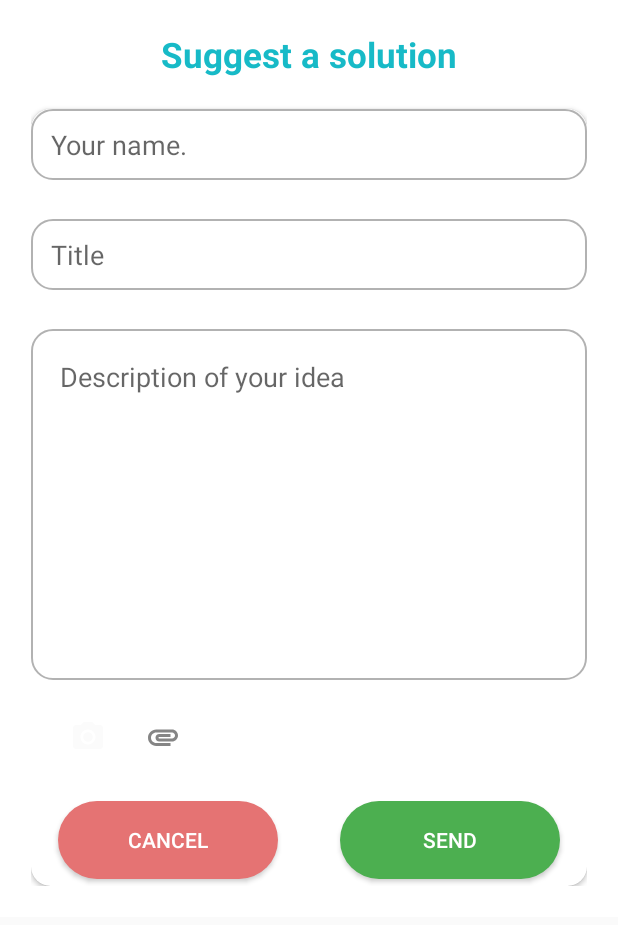
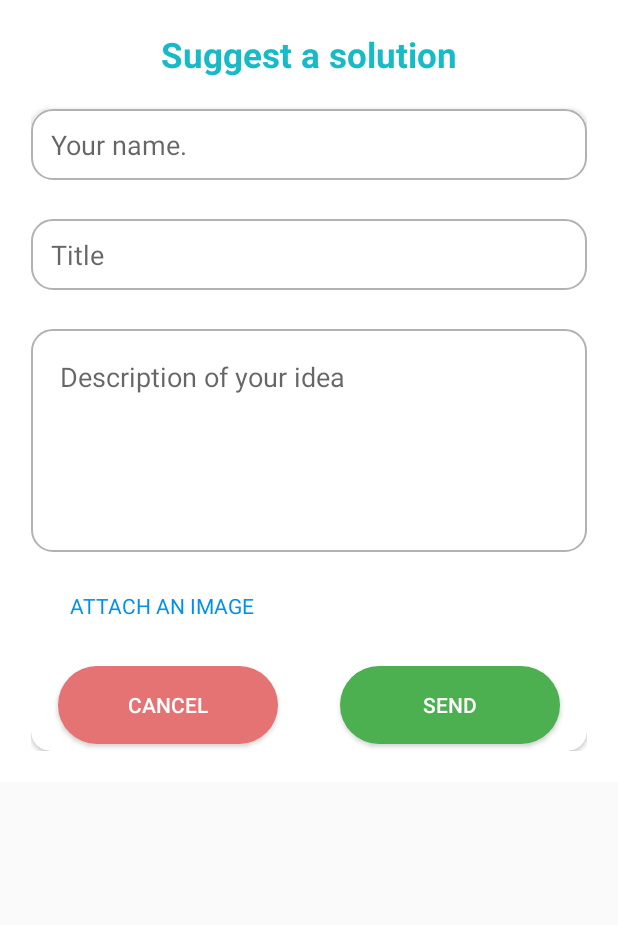
Before and after one commit to Vuyanzi/iGovern, an Android app: the layout bottom_sheet_send_suggestion.xml on its own in the app's theme, with its tools: preview values and no code run, on a phone screen of 412 x 824 dp. Shown: the top 925 px of the screen. Run offline under Robolectric (Android 15) with nearby library versions, the phone set to English and light mode, and no system bars.

Commit message:
Added images to problem reporting

```diff
--- a/app/src/main/res/layout/bottom_sheet_send_suggestion.xml
+++ b/app/src/main/res/layout/bottom_sheet_send_suggestion.xml
@@ -63,36 +63,40 @@
                 android:background="@drawable/black_border"
                 android:gravity="top|start"
                 android:hint="Description of your idea"
-                android:lines="9"
+                android:lines="5"
                 android:padding="@dimen/_15sdp" />
 
-            <LinearLayout
+            <RelativeLayout
                 android:layout_width="match_parent"
                 android:layout_height="wrap_content"
-                android:orientation="horizontal"
                 android:layout_marginTop="@dimen/_20sdp">
 
-                <ImageButton
+
+                <TextView
+                    android:id="@+id/attachImageText"
                     android:layout_width="wrap_content"
                     android:layout_height="wrap_content"
                     android:layout_marginStart="@dimen/_20sdp"
-                    android:background="@color/transparent"
-                    android:src="@drawable/ic_camera" />
+                    android:text="Attach an image"
+                    android:textAllCaps="true"
+                    android:textColor="@color/md_blue_200"/>
 
 
-                <ImageButton
-                    android:layout_width="wrap_content"
-                    android:layout_height="wrap_content"
-                    android:layout_marginStart="@dimen/_20sdp"
-                    android:background="@color/transparent"
-                    android:src="@drawable/ic_attach" />
+                <ImageView
+                    android:id="@+id/attachedImageView"
+                    android:layout_width="@dimen/_100sdp"
+                    android:layout_height="@dimen/_100sdp"
+                    android:src="@drawable/logo"
+                    android:layout_below="@id/attachImageText"
+                    android:layout_toEndOf="@id/attachImageText"
+                    android:layout_marginTop="@dimen/_10sdp"
+                    android:visibility="gone"/>
 
 
-
-            </LinearLayout>
+            </RelativeLayout>
 
 
-        <RelativeLayout
+            <RelativeLayout
             android:layout_width="match_parent"
             android:layout_height="wrap_content"
             android:orientation="horizontal"
--- a/app/src/main/res/values/strings.xml
+++ b/app/src/main/res/values/strings.xml
@@ -1,7 +1,4 @@
-<?xml version="1.0" encoding="utf-8"?>
-<!DOCTYPE resources [
-    <!ENTITY appname "iGovern">
-    ]>
+<?xml version="1.0" encoding="utf-8"?><!DOCTYPE resources [<!ENTITY appname "iGovern">]>
 
 <resources>
     <string name="app_name">&appname;</string>
```
Also changed, not shown: app/src/main/AndroidManifest.xml (+4 -5 lines), app/src/main/java/studios/luxurious/igovern/activities/FullPost.java (added, +39 -0 lines), app/src/main/java/studios/luxurious/igovern/activities/MainActivity.java (+20 -29 lines), app/src/main/java/studios/luxurious/igovern/adapters/ReportingAdapter.java (+18 -4 lines), app/src/main/res/layout/activity_full_post.xml (added, +61 -0 lines).
